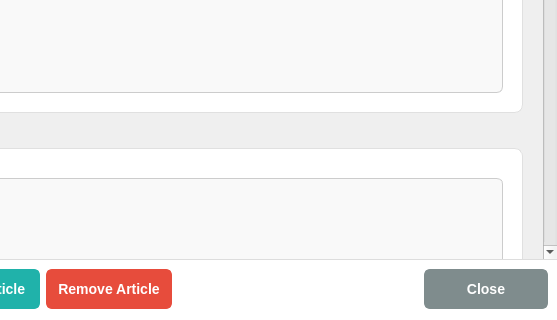
Qt form src/components/dialogs/article/articledetailsdialog.ui (DamPhuQuy/Scientific-Article-Management) before a commit; both pictures show x 93 to 650 and y 530 to 850 of the 650 by 850 pixel window.
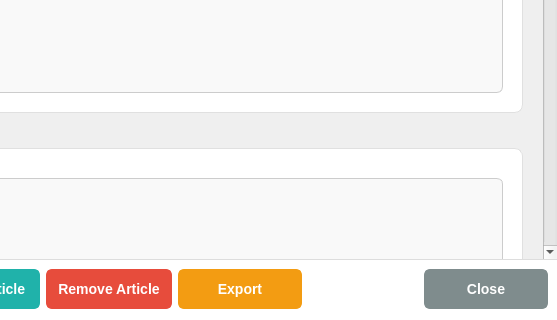
The same form after that commit.

Commit message: feat: implement export functionality for articles in CSV and JSON formats

Diff of the .ui file:
```diff
--- a/src/components/dialogs/article/articledetailsdialog.ui
+++ b/src/components/dialogs/article/articledetailsdialog.ui
@@ -108,12 +108,12 @@
 /* --- BUTTONS --- */
 /* QUAN TRONG: Set border: none de kich hoat custom background */
 QPushButton {
-    border: none; 
+    border: none;
     border-radius: 6px;
     font-weight: bold;
     padding: 10px;
     min-width: 100px;
-    color: white; 
+    color: white;
 }
 QPushButton:pressed {
     padding-top: 12px; /* Hieu ung nhan nut */
@@ -146,6 +146,15 @@
 QPushButton#closeBtn:hover {
     background-color: #636e72;
 }
+
+/* Nút Export (Cam) */
+QPushButton#btnExport {
+    background-color: #f39c12;
+    border: 2px solid #f39c12;
+}
+QPushButton#btnExport:hover {
+    background-color: #d68910;
+}
    </string>
   </property>
   <layout class="QVBoxLayout" name="verticalLayout_Main">
@@ -698,6 +707,16 @@
         </property>
        </widget>
       </item>
+      <item>
+       <widget class="QPushButton" name="btnExport">
+        <property name="cursor">
+         <cursorShape>PointingHandCursor</cursorShape>
+        </property>
+        <property name="text">
+         <string>Export</string>
+        </property>
+       </widget>
+      </item>
       <item>
        <spacer name="horizontalSpacer_Footer">
         <property name="orientation">
```
The commit also changes 9 other files.
